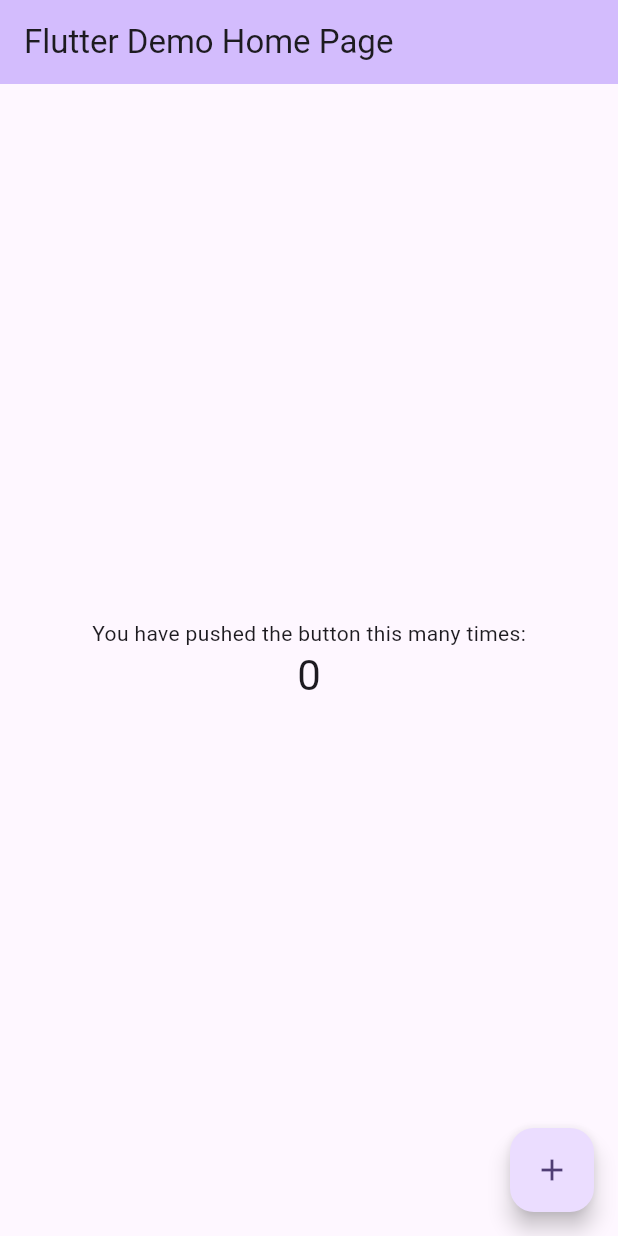
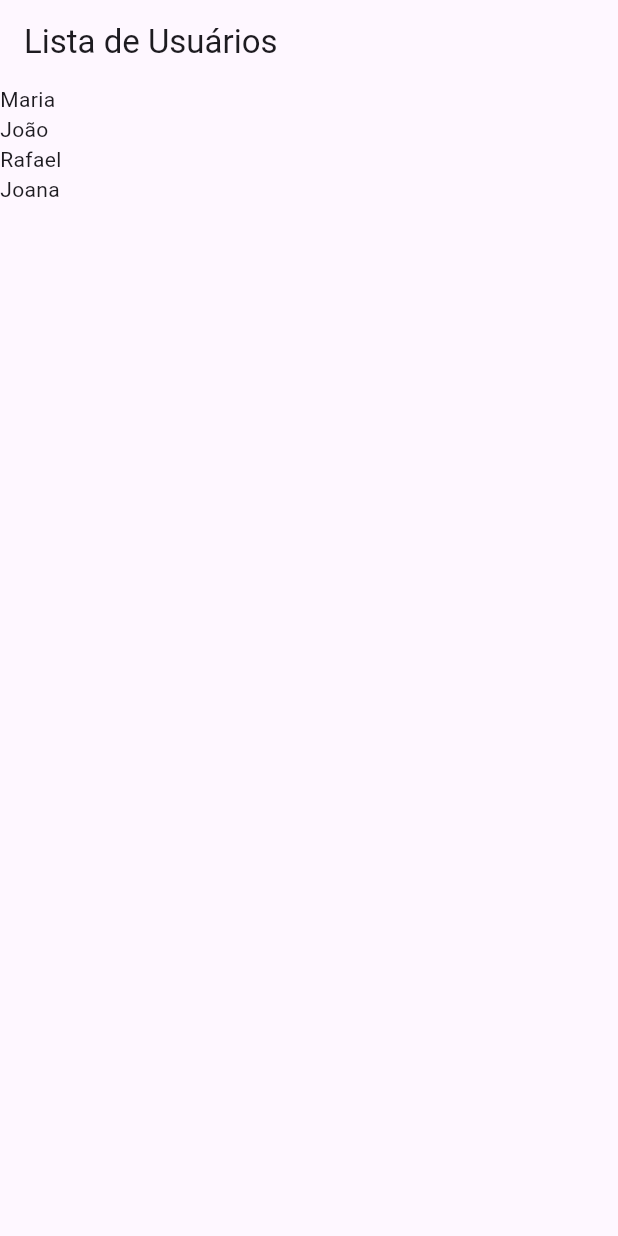
Before and after one commit to sthallysson/flutter_crud, a Flutter app: the screen it shows after launch, on a phone screen of 412 x 824 dp. Run offline on Flutter 3.47's test engine with Material 3 defaults, Android fonts, the phone set to English and light mode, and no system bars.

Commit message:
feat: create view UserList

```diff
--- a/lib/data/dummy_users.dart
+++ b/lib/data/dummy_users.dart
@@ -1,24 +1,22 @@
-// ignore_for_file: unnecessary_const
-
 import 'package:flutter_crud/models/user.dart';
 
 const DUMMY_USERS = {
-  '1': const User(
+  '1': User(
       id: '1',
       name: 'Maria',
       email: 'maria@alunos.com',
       avatarUrl: "https://i.pravatar.cc/"),
-  '2': const User(
+  '2': User(
       id: '2',
       name: 'João',
       email: 'joaogomes@hotmail.com',
       avatarUrl: "https://i.pravatar.cc/"),
-  '3': const User(
+  '3': User(
       id: '3',
       name: 'Rafael',
       email: 'rafael@gmail.com',
       avatarUrl: "https://i.pravatar.cc/"),
-  '4': const User(
+  '4': User(
       id: '4',
       name: 'Joana',
       email: 'joanadarc@gmail.com',
--- a/lib/main.dart
+++ b/lib/main.dart
@@ -1,4 +1,5 @@
 import 'package:flutter/material.dart';
+import 'package:flutter_crud/views/user_list.dart';
 
 void main() {
   runApp(const MyApp());
@@ -7,119 +8,15 @@ void main() {
 class MyApp extends StatelessWidget {
   const MyApp({super.key});
 
-  // This widget is the root of your application.
   @override
   Widget build(BuildContext context) {
     return MaterialApp(
       title: 'Flutter Demo',
       theme: ThemeData(
-        // This is the theme of your application.
-        //
-        // TRY THIS: Try running your application with "flutter run". You'll see
-        // the application has a purple toolbar. Then, without quitting the app,
-        // try changing the seedColor in the colorScheme below to Colors.green
-        // and then invoke "hot reload" (save your changes or press the "hot
-        // reload" button in a Flutter-supported IDE, or press "r" if you used
-        // the command line to start the app).
-        //
-        // Notice that the counter didn't reset back to zero; the application
-        // state is not lost during the reload. To reset the state, use hot
-        // restart instead.
-        //
-        // This works for code too, not just values: Most code changes can be
-        // tested with just a hot reload.
         colorScheme: ColorScheme.fromSeed(seedColor: Colors.deepPurple),
         useMaterial3: true,
       ),
-      home: const MyHomePage(title: 'Flutter Demo Home Page'),
+      home: const UserList(),
     );
   }
 }
-
-class MyHomePage extends StatefulWidget {
-  const MyHomePage({super.key, required this.title});
-
-  // This widget is the home page of your application. It is stateful, meaning
-  // that it has a State object (defined below) that contains fields that affect
-  // how it looks.
-
-  // This class is the configuration for the state. It holds the values (in this
-  // case the title) provided by the parent (in this case the App widget) and
-  // used by the build method of the State. Fields in a Widget subclass are
-  // always marked "final".
-
-  final String title;
-
-  @override
-  State<MyHomePage> createState() => _MyHomePageState();
-}
-
-class _MyHomePageState extends State<MyHomePage> {
-  int _counter = 0;
-
-  void _incrementCounter() {
-    setState(() {
-      // This call to setState tells the Flutter framework that something has
-      // changed in this State, which causes it to rerun the build method below
-      // so that the display can reflect the updated values. If we changed
-      // _counter without calling setState(), then the build method would not be
-      // called again, and so nothing would appear to happen.
-      _counter++;
-    });
-  }
-
-  @override
-  Widget build(BuildContext context) {
-    // This method is rerun every time setState is called, for instance as done
-    // by the _incrementCounter method above.
-    //
-    // The Flutter framework has been optimized to make rerunning build methods
-    // fast, so that you can just rebuild anything that needs updating rather
-    // than having to individually change instances of widgets.
-    return Scaffold(
-      appBar: AppBar(
-        // TRY THIS: Try changing the color here to a specific color (to
-        // Colors.amber, perhaps?) and trigger a hot reload to see the AppBar
-        // change color while the other colors stay the same.
-        backgroundColor: Theme.of(context).colorScheme.inversePrimary,
-        // Here we take the value from the MyHomePage object that was created by
-        // the App.build method, and use it to set our appbar title.
-        title: Text(widget.title),
-      ),
-      body: Center(
-        // Center is a layout widget. It takes a single child and positions it
-        // in the middle of the parent.
-        child: Column(
-          // Column is also a layout widget. It takes a list of children and
-          // arranges them vertically. By default, it sizes itself to fit its
-          // children horizontally, and tries to be as tall as its parent.
-          //
-          // Column has various properties to control how it sizes itself and
-          // how it positions its children. Here we use mainAxisAlignment to
-          // center the children vertically; the main axis here is the vertical
-          // axis because Columns are vertical (the cross axis would be
-          // horizontal).
-          //
-          // TRY THIS: Invoke "debug painting" (choose the "Toggle Debug Paint"
-          // action in the IDE, or press "p" in the console), to see the
-          // wireframe for each widget.
-          mainAxisAlignment: MainAxisAlignment.center,
-          children: <Widget>[
-            const Text(
-              'You have pushed the button this many times:',
-            ),
-            Text(
-              '$_counter',
-              style: Theme.of(context).textTheme.headlineMedium,
-            ),
-          ],
-        ),
-      ),
-      floatingActionButton: FloatingActionButton(
-        onPressed: _incrementCounter,
-        tooltip: 'Increment',
-        child: const Icon(Icons.add),
-      ), // This trailing comma makes auto-formatting nicer for build methods.
-    );
-  }
-}
--- /dev/null
+++ b/lib/views/user_list.dart
@@ -0,0 +1,19 @@
+import 'package:flutter/material.dart';
+import 'package:flutter_crud/data/dummy_users.dart';
+
+class UserList extends StatelessWidget {
+  const UserList({super.key});
+
+  @override
+  Widget build(BuildContext context) {
+    const users = {...DUMMY_USERS};
+    return Scaffold(
+        appBar: AppBar(
+          title: const Text('Lista de Usuários'),
+        ),
+        body: ListView.builder(
+          itemCount: users.length,
+          itemBuilder: (ctx, i) => Text(users.values.elementAt(i).name),
+        ));
+  }
+}
```
